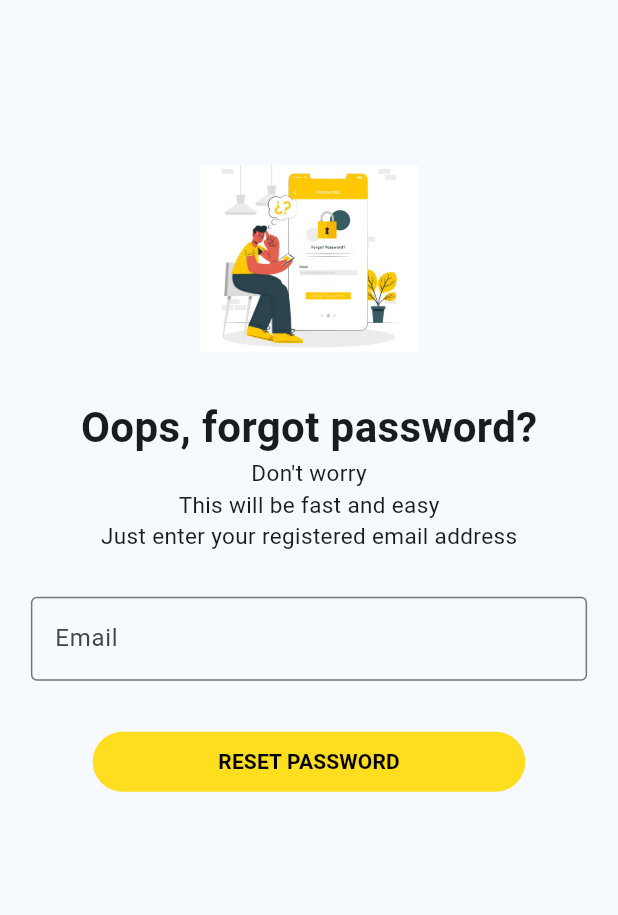
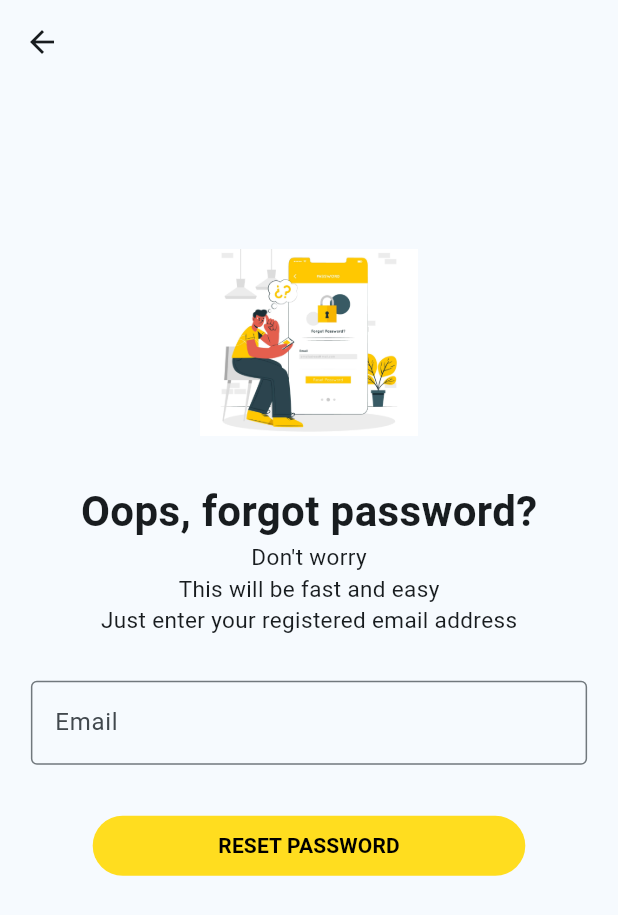
Before and after one commit to H-Munene/zuri_clone, a Flutter app: the ForgotPasswordPage screen opened by its route, on a phone screen of 412 x 824 dp. Shown: the top 915 px of the screen. Run offline on Flutter 3.47's test engine with Material 3 defaults, Android fonts, the light colour scheme and no system bars; our stand-ins replace intl_phone_field.

Commit message:
refactor: clear comments in main, automaticallyImply Leading in forgot password page

```diff
--- a/lib/auth/forgotpass.dart
+++ b/lib/auth/forgotpass.dart
@@ -18,6 +18,9 @@ class _ForgotPasswordPageState extends State<ForgotPasswordPage> {
   @override
   Widget build(BuildContext context) {
     return Scaffold(
+      appBar: AppBar(
+        automaticallyImplyLeading: true,
+      ),
       body: SafeArea(
           child: Center(
         child: Column(
```
Also changed, not shown: lib/main.dart (+0 -17 lines).
